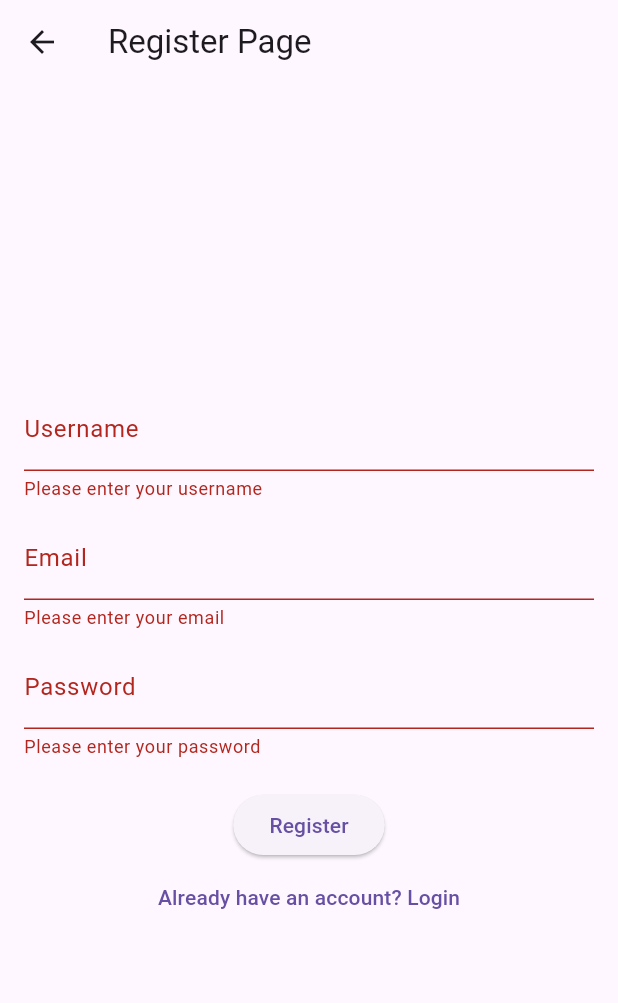
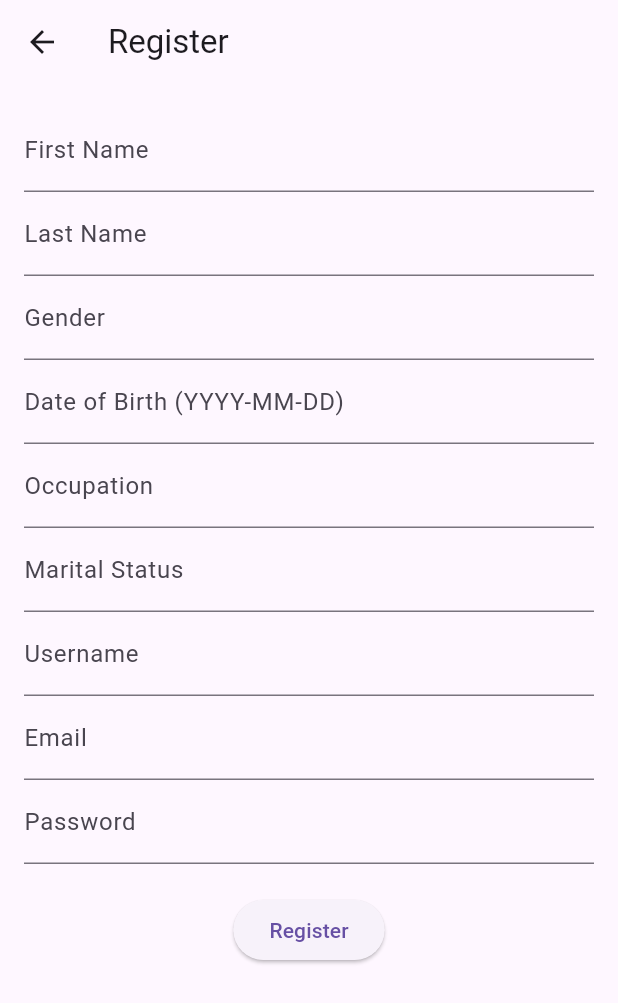
Before and after one commit to sevdehilal/divinitaion, a Flutter app: the RegisterPage screen opened directly, after a tap on "Register", on a phone screen of 412 x 824 dp. Shown: the top 1003 px of the screen. Run offline on Flutter 3.47's test engine with Material 3 defaults, Android fonts, the phone set to English and light mode, and no system bars.

Commit message:
registerokey

```diff
--- /dev/null
+++ b/lib/Models/register_client.dart
@@ -0,0 +1,37 @@
+class User {
+  final String firstName;
+  final String lastName;
+  final String gender;
+  final DateTime dateOfBirth;
+  final String occupation;
+  final String maritalStatus;
+  final String userName;
+  final String email;
+  final String password;
+
+  User({
+    required this.firstName,
+    required this.lastName,
+    required this.gender,
+    required this.dateOfBirth,
+    required this.occupation,
+    required this.maritalStatus,
+    required this.userName,
+    required this.email,
+    required this.password,
+  });
+
+  Map<String, dynamic> toJson() {
+    return {
+      'firstName': firstName,
+      'lastName': lastName,
+      'gender': gender,
+      'dateofBirth': dateOfBirth.toIso8601String(),
+      'occupation': occupation,
+      'maritalStatus': maritalStatus,
+      'userName': userName,
+      'email': email,
+      'password': password,
+    };
+  }
+}
--- a/lib/Page/Common/login.dart
+++ b/lib/Page/Common/login.dart
@@ -49,11 +49,11 @@ class _LoginPageState extends State<LoginPage> {
   Widget build(BuildContext context) {
     return Scaffold(
       appBar: AppBar(
-        title: const Text('Logins Page'),
+        title: const Text('Login Page'),
       ),
       body: Center(
         child: SingleChildScrollView(
-          padding: const EdgeInsets.all(16.0),
+          padding: const EdgeInsets.all(14.0),
           child: Form(
             key: _formKey,
             child: Column(
@@ -64,7 +64,7 @@ class _LoginPageState extends State<LoginPage> {
                   'lib/assets/logo.png',
                   height: 250,
                 ),
-                const SizedBox(height: 20),
+                const SizedBox(height: 15),
                 TextFormField(
                   controller: _usernameController,
                   decoration: const InputDecoration(labelText: 'Username'),
@@ -90,14 +90,25 @@ class _LoginPageState extends State<LoginPage> {
                 const SizedBox(height: 20),
                 ElevatedButton(
                   onPressed: _login,
-                  child: const Text('Login'),
+                  style: ElevatedButton.styleFrom(
+                    padding: const EdgeInsets.symmetric(
+                        horizontal: 40, vertical: 15), // Buton boyutları
+                    // Yazı boyutu ve rengi
+                  ),
+                  child: const Text(
+                    'Login',
+                    style: TextStyle(
+                        color: Color.fromARGB(255, 175, 113, 14)), // Yazı rengi
+                  ),
                 ),
                 const SizedBox(height: 10),
 
                 // Şifremi Unuttum linki
                 TextButton(
                   onPressed: null, // Şimdilik null, işlevi yok
-                  child: const Text('Şifremi Unuttum'),
+                  child: const Text(
+                    'Şifremi Unuttum',
+                  ),
                 ),
 
                 // Kayıt Ol butonu
--- a/lib/Page/Common/register.dart
+++ b/lib/Page/Common/register.dart
@@ -1,3 +1,5 @@
+import 'package:divinitaion/Models/register_client.dart';
+import 'package:divinitaion/Services/service.dart';
 import 'package:flutter/material.dart';
 
 class RegisterPage extends StatefulWidget {
@@ -6,17 +8,43 @@ class RegisterPage extends StatefulWidget {
 }
 
 class _RegisterPageState extends State<RegisterPage> {
-  final TextEditingController _usernameController = TextEditingController();
+  final TextEditingController _firstNameController = TextEditingController();
+  final TextEditingController _lastNameController = TextEditingController();
+  final TextEditingController _genderController = TextEditingController();
+  final TextEditingController _dateOfBirthController = TextEditingController();
+  final TextEditingController _occupationController = TextEditingController();
+  final TextEditingController _maritalStatusController =
+      TextEditingController();
+  final TextEditingController _userNameController = TextEditingController();
   final TextEditingController _emailController = TextEditingController();
   final TextEditingController _passwordController = TextEditingController();
-  final GlobalKey<FormState> _formKey = GlobalKey<FormState>();
 
-  void _register() {
-    if (_formKey.currentState!.validate()) {
+  final ApiService _apiService = ApiService();
+
+  Future<void> _register() async {
+    User newUser = User(
+      firstName: _firstNameController.text,
+      lastName: _lastNameController.text,
+      gender: _genderController.text,
+      dateOfBirth: DateTime.parse(_dateOfBirthController.text),
+      occupation: _occupationController.text,
+      maritalStatus: _maritalStatusController.text,
+      userName: _userNameController.text,
+      email: _emailController.text,
+      password: _passwordController.text,
+    );
+
+    bool success = await _apiService.registerUser(newUser);
+
+    if (success) {
       ScaffoldMessenger.of(context).showSnackBar(
-        const SnackBar(content: Text('Registration successful')),
+        SnackBar(content: Text('Registration successful!')),
       );
-      // Kayıt işlemleri burada yapılabilir.
+      Navigator.pop(context);
+    } else {
+      ScaffoldMessenger.of(context).showSnackBar(
+        SnackBar(content: Text('Registration failed. Please try again.')),
+      );
     }
   }
 
@@ -24,78 +52,59 @@ class _RegisterPageState extends State<RegisterPage> {
   Widget build(BuildContext context) {
     return Scaffold(
       appBar: AppBar(
-        title: const Text('Register Page'),
+        title: Text('Register'),
       ),
-      body: Center(
+      body: Padding(
+        padding: const EdgeInsets.all(16.0),
         child: SingleChildScrollView(
-          padding: const EdgeInsets.all(16.0),
-          child: Form(
-            key: _formKey,
           child: Column(
-              mainAxisSize: MainAxisSize.min,
-              crossAxisAlignment: CrossAxisAlignment.center,
             children: [
-                // Kullanıcı adı alanı
-                TextFormField(
-                  controller: _usernameController,
-                  decoration: const InputDecoration(labelText: 'Username'),
-                  validator: (value) {
-                    if (value == null || value.isEmpty) {
-                      return 'Please enter your username';
-                    }
-                    return null;
-                  },
+              TextField(
+                controller: _firstNameController,
+                decoration: InputDecoration(labelText: 'First Name'),
               ),
-                const SizedBox(height: 10),
-
-                // E-posta alanı
-                TextFormField(
+              TextField(
+                controller: _lastNameController,
+                decoration: InputDecoration(labelText: 'Last Name'),
+              ),
+              TextField(
+                controller: _genderController,
+                decoration: InputDecoration(labelText: 'Gender'),
+              ),
+              TextField(
+                controller: _dateOfBirthController,
+                decoration:
+                    InputDecoration(labelText: 'Date of Birth (YYYY-MM-DD)'),
+                keyboardType: TextInputType.datetime,
+              ),
+              TextField(
+                controller: _occupationController,
+                decoration: InputDecoration(labelText: 'Occupation'),
+              ),
+              TextField(
+                controller: _maritalStatusController,
+                decoration: InputDecoration(labelText: 'Marital Status'),
+              ),
+              TextField(
+                controller: _userNameController,
+                decoration: InputDecoration(labelText: 'Username'),
+              ),
+              TextField(
                 controller: _emailController,
-                  decoration: const InputDecoration(labelText: 'Email'),
+                decoration: InputDecoration(labelText: 'Email'),
                 keyboardType: TextInputType.emailAddress,
-                  validator: (value) {
-                    if (value == null || value.isEmpty) {
-                      return 'Please enter your email';
-                    } else if (!RegExp(r'^[^@]+@[^@]+\.[^@]+')
-                        .hasMatch(value)) {
-                      return 'Please enter a valid email address';
-                    }
-                    return null;
-                  },
               ),
-                const SizedBox(height: 10),
-
-                // Şifre alanı
-                TextFormField(
+              TextField(
                 controller: _passwordController,
-                  decoration: const InputDecoration(labelText: 'Password'),
+                decoration: InputDecoration(labelText: 'Password'),
                 obscureText: true,
-                  validator: (value) {
-                    if (value == null || value.isEmpty) {
-                      return 'Please enter your password';
-                    } else if (value.length < 6) {
-                      return 'Password must be at least 6 characters long';
-                    }
-                    return null;
-                  },
               ),
-                const SizedBox(height: 20),
-
-                // Kayıt ol butonu
+              SizedBox(height: 20),
               ElevatedButton(
                 onPressed: _register,
-                  child: const Text('Register'),
-                ),
-
-                // Giriş sayfasına gitmek için bir buton
-                TextButton(
-                  onPressed: () {
-                    Navigator.pop(context); // Giriş sayfasına geri dön
-                  },
-                  child: const Text('Already have an account? Login'),
+                child: Text('Register'),
               ),
             ],
-            ),
           ),
         ),
       ),
--- a/lib/Services/service.dart
+++ b/lib/Services/service.dart
@@ -1,4 +1,5 @@
 import 'dart:convert'; // JSON işlemleri için
+import 'package:divinitaion/Models/register_client.dart';
 import 'package:http/http.dart' as http; // HTTP istekleri için
 import '../Models/login.dart'; // Login modeliniz
 
@@ -55,4 +56,26 @@ class ApiService {
       print('Bir hata oluştu: $e');
     }
   }
+
+  Future<bool> registerUser(User user) async {
+    try {
+      final response = await http.post(
+        Uri.parse("https://fallinfal.com/api/Auth/RegisterClient"),
+        headers: {'Content-Type': 'application/json'},
+        body: jsonEncode(user.toJson()),
+      );
+
+      if (response.statusCode == 200) {
+        // Başarılı kayıt
+        return true;
+      } else {
+        // Kayıt başarısız
+        print('Error: ${response.statusCode} - ${response.body}');
+        return false;
+      }
+    } catch (e) {
+      print('Exception: $e');
+      return false;
+    }
+  }
 }
```
Lines whose indentation alone changed are shown as unchanged.
